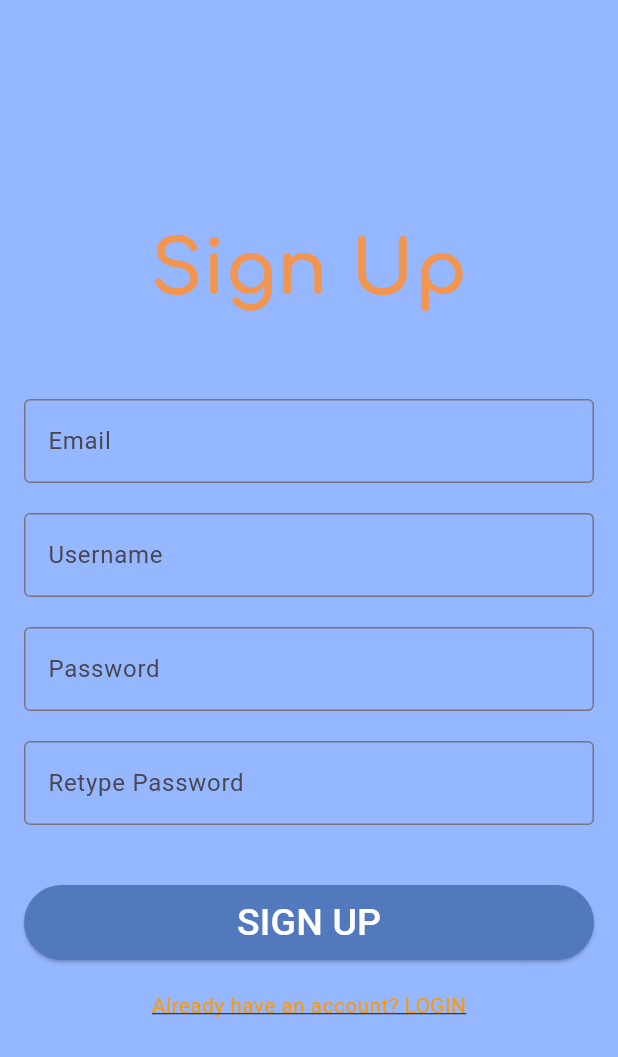
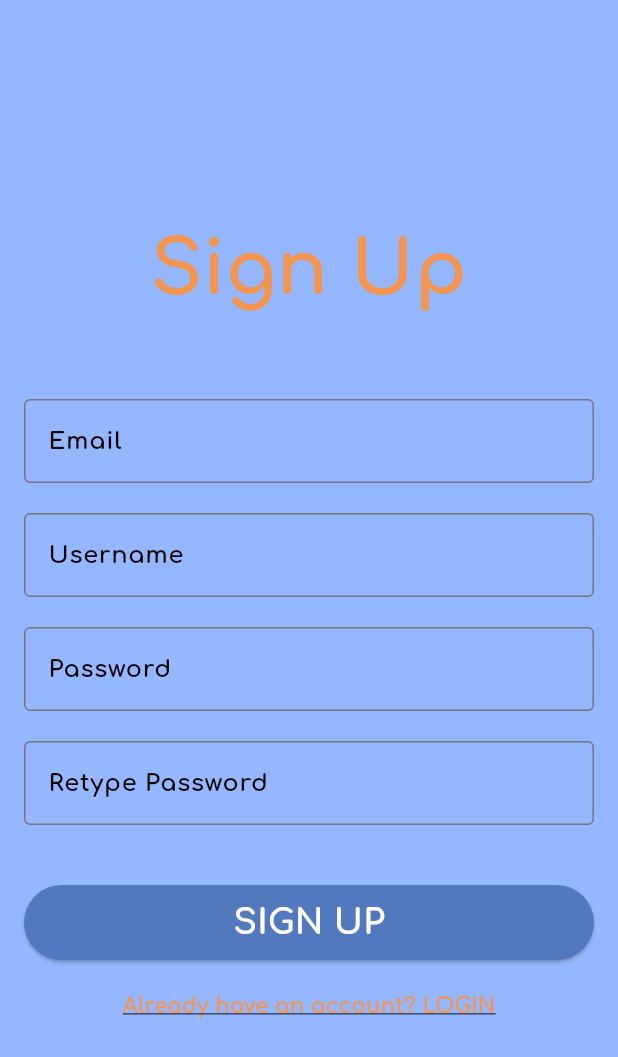
Before and after one commit to punnatornsup/kayin-application-group17-section2, a Flutter app: the SignUpScreen screen opened directly, on a phone screen of 412 x 824 dp. Shown: the top 1057 px of the screen. Run offline on Flutter 3.47's test engine with Material 3 defaults, Android fonts, the phone set to English and light mode, and no system bars; our stand-ins replace image_picker.

Commit message:
Change Font02

```diff
--- a/lib/Screen/SignUpScreen.dart
+++ b/lib/Screen/SignUpScreen.dart
@@ -80,7 +80,15 @@ class _SignUpScreenState extends State<SignUpScreen> {
             TextField(
               controller: _emailcontroller,
               decoration: InputDecoration(
-                labelText: 'Email',
+                labelText: 'Email',labelStyle: TextStyle(
+                fontSize: 16,
+                fontWeight: FontWeight.bold,
+                fontFamily: 'Comfortaa',
+                color: Colors.black),floatingLabelStyle: TextStyle(
+                fontSize: 18,
+                fontWeight: FontWeight.bold,
+                fontFamily: 'Comfortaa',
+                color: Colors.black),
                 border: OutlineInputBorder(),
                 errorText: _validate ? _errorText : null,
               ),
@@ -90,7 +98,15 @@ class _SignUpScreenState extends State<SignUpScreen> {
             TextField(
               controller: _usernamecontroller,
               decoration: InputDecoration(
-                labelText: 'Username',
+                labelText: 'Username',labelStyle: TextStyle(
+                fontSize: 16,
+                fontWeight: FontWeight.bold,
+                fontFamily: 'Comfortaa',
+                color: Colors.black),floatingLabelStyle: TextStyle(
+                fontSize: 18,
+                fontWeight: FontWeight.bold,
+                fontFamily: 'Comfortaa',
+                color: Colors.black),
                 border: OutlineInputBorder(),
                 errorText: _validate ? _errorText : null,
               ),
@@ -100,7 +116,15 @@ class _SignUpScreenState extends State<SignUpScreen> {
               controller: _password1controller,
               obscureText: true,
               decoration: InputDecoration(
-                labelText: 'Password',
+                labelText: 'Password',labelStyle: TextStyle(
+                fontSize: 16,
+                fontWeight: FontWeight.bold,
+                fontFamily: 'Comfortaa',
+                color: Colors.black),floatingLabelStyle: TextStyle(
+                fontSize: 18,
+                fontWeight: FontWeight.bold,
+                fontFamily: 'Comfortaa',
+                color: Colors.black),
                 border: OutlineInputBorder(),
                 errorText: _validate ? _errorText : null,
               ),
@@ -110,7 +134,15 @@ class _SignUpScreenState extends State<SignUpScreen> {
               controller: _password2controller,
               obscureText: true,
               decoration: InputDecoration(
-                labelText: 'Retype Password',
+                labelText: 'Retype Password',labelStyle: TextStyle(
+                fontSize: 16,
+                fontWeight: FontWeight.bold,
+                fontFamily: 'Comfortaa',
+                color: Colors.black),floatingLabelStyle: TextStyle(
+                fontSize: 18,
+                fontWeight: FontWeight.bold,
+                fontFamily: 'Comfortaa',
+                color: Colors.black),
                 border: OutlineInputBorder(),
                 errorText: _retypepasswordvalid ? 'Password do not match' : null,
               ),
@@ -125,8 +157,12 @@ class _SignUpScreenState extends State<SignUpScreen> {
               ),
               onPressed: _signUp,
               child: Text('SIGN UP',
-                  style: TextStyle(color: Colors.white, fontSize: 25)),
-            ),
+                  style: TextStyle(
+                fontSize: 23,
+                fontWeight: FontWeight.bold,
+                fontFamily: 'Comfortaa',
+                color: Colors.white),
+            )),
             SizedBox(height: 20),
             GestureDetector(
               onTap: () {
@@ -136,8 +172,12 @@ class _SignUpScreenState extends State<SignUpScreen> {
               child: const Text(
                 'Already have an account? LOGIN',
                 style: TextStyle(
-                    color: Colors.orange, decoration: TextDecoration.underline),
-              ),
+                  fontSize: 14,
+                  fontWeight: FontWeight.bold,
+                  fontFamily: 'Comfortaa',
+                  color: Color.fromARGB(255, 242, 149, 80),
+                  decoration: TextDecoration.underline,
+                )),
             ),
           ],
         ),
```
Also changed, not shown: lib/Screen/EditProfileScreen.dart (+32 -7 lines), lib/Screen/HomeScreen.dart (+17 -6 lines), lib/Screen/LoginScreen.dart (+36 -5 lines).
